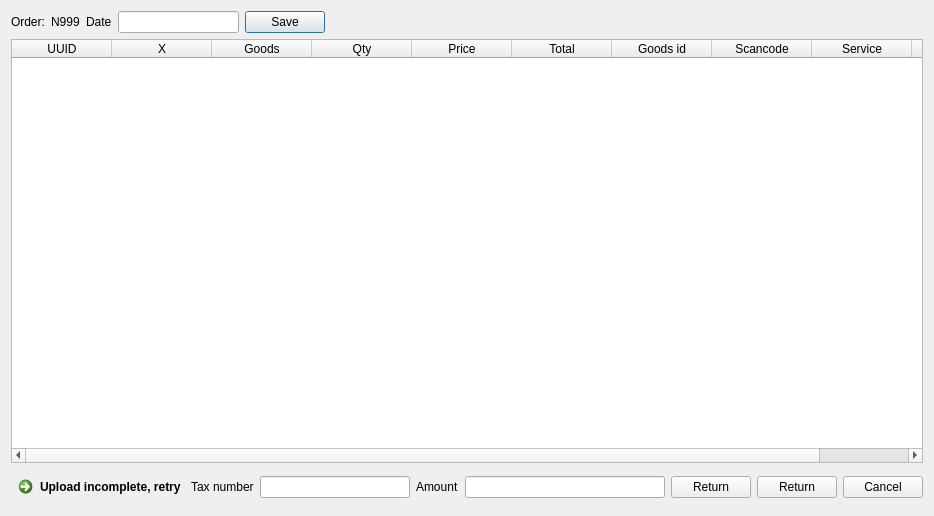
Above: Shop/vieworder.ui from End1-1/Cafe5 before the change. Below: the same form after it.
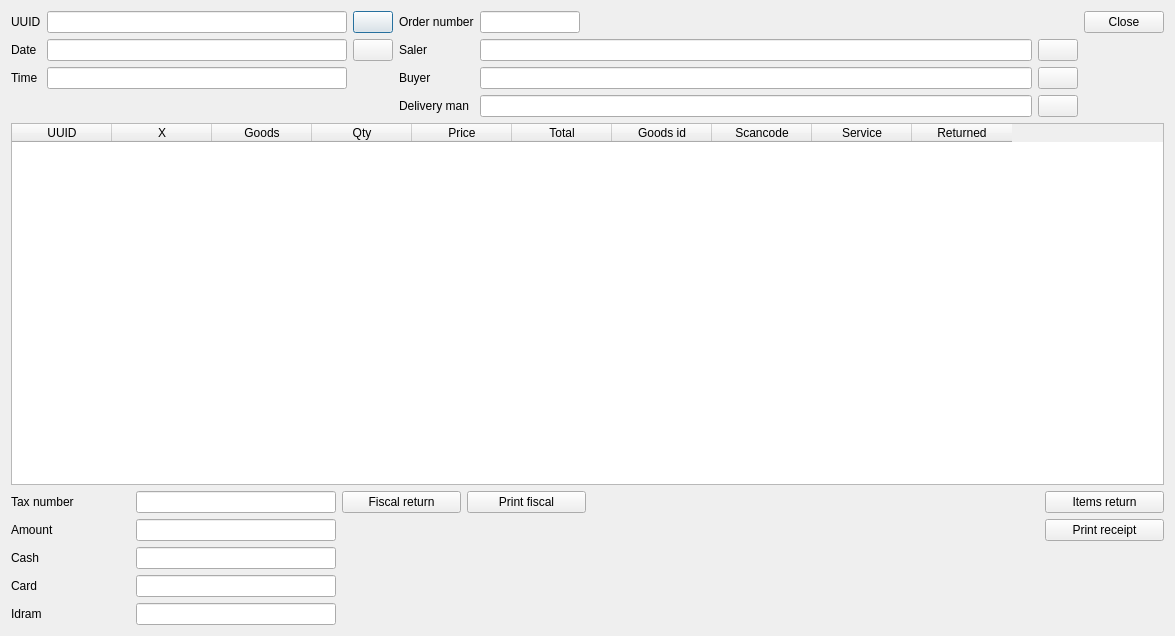
That is the form after the change. Icons and pictures are not drawn. Custom widgets are drawn as their Qt base class.

Diff of the .ui file:
```diff
--- a/Shop/vieworder.ui
+++ b/Shop/vieworder.ui
@@ -6,8 +6,8 @@
    <rect>
     <x>0</x>
     <y>0</y>
-    <width>885</width>
-    <height>516</height>
+    <width>1175</width>
+    <height>636</height>
    </rect>
   </property>
   <property name="windowTitle">
@@ -16,7 +16,7 @@
   <layout class="QVBoxLayout" name="verticalLayout">
    <item>
     <widget class="QWidget" name="widget_2" native="true">
-     <layout class="QHBoxLayout" name="horizontalLayout_2">
+     <layout class="QGridLayout" name="gridLayout_2">
       <property name="leftMargin">
        <number>0</number>
       </property>
@@ -29,49 +29,214 @@
       <property name="bottomMargin">
        <number>0</number>
       </property>
-      <item>
+      <item row="2" column="3">
+       <widget class="QLabel" name="label_12">
+        <property name="text">
+         <string>Buyer</string>
+        </property>
+       </widget>
+      </item>
+      <item row="0" column="2">
+       <widget class="QPushButton" name="btnCopyUUID">
+        <property name="sizePolicy">
+         <sizepolicy hsizetype="Minimum" vsizetype="Minimum">
+          <horstretch>0</horstretch>
+          <verstretch>0</verstretch>
+         </sizepolicy>
+        </property>
+        <property name="text">
+         <string/>
+        </property>
+        <property name="icon">
+         <iconset resource="../resources/res.qrc">
+          <normaloff>:/copy.png</normaloff>:/copy.png</iconset>
+        </property>
+       </widget>
+      </item>
+      <item row="2" column="0">
+       <widget class="QLabel" name="label_5">
+        <property name="text">
+         <string>Time</string>
+        </property>
+       </widget>
+      </item>
+      <item row="3" column="3">
+       <widget class="QLabel" name="label_11">
+        <property name="text">
+         <string>Delivery man</string>
+        </property>
+       </widget>
+      </item>
+      <item row="0" column="3">
        <widget class="QLabel" name="label_4">
         <property name="text">
-         <string>Order:</string>
+         <string>Order number</string>
         </property>
        </widget>
       </item>
-      <item>
-       <widget class="QLabel" name="lbOrderNum">
+      <item row="1" column="3">
+       <widget class="QLabel" name="label_10">
         <property name="text">
-         <string>N999</string>
+         <string>Saler</string>
         </property>
        </widget>
       </item>
-      <item>
+      <item row="1" column="0">
        <widget class="QLabel" name="label_3">
         <property name="text">
          <string>Date</string>
         </property>
        </widget>
       </item>
-      <item>
+      <item row="0" column="1">
+       <widget class="C5LineEdit" name="leUUID">
+        <property name="minimumSize">
+         <size>
+          <width>300</width>
+          <height>0</height>
+         </size>
+        </property>
+        <property name="maximumSize">
+         <size>
+          <width>16777215</width>
+          <height>16777215</height>
+         </size>
+        </property>
+        <property name="readOnly">
+         <bool>true</bool>
+        </property>
+       </widget>
+      </item>
+      <item row="2" column="1">
+       <widget class="C5LineEdit" name="leTime">
+        <property name="sizePolicy">
+         <sizepolicy hsizetype="Expanding" vsizetype="Fixed">
+          <horstretch>0</horstretch>
+          <verstretch>0</verstretch>
+         </sizepolicy>
+        </property>
+        <property name="maximumSize">
+         <size>
+          <width>16777215</width>
+          <height>16777215</height>
+         </size>
+        </property>
+        <property name="readOnly">
+         <bool>true</bool>
+        </property>
+       </widget>
+      </item>
+      <item row="1" column="1">
        <widget class="C5DateEdit" name="leDate">
+        <property name="sizePolicy">
+         <sizepolicy hsizetype="Expanding" vsizetype="Fixed">
+          <horstretch>0</horstretch>
+          <verstretch>0</verstretch>
+         </sizepolicy>
+        </property>
+        <property name="maximumSize">
+         <size>
+          <width>16777215</width>
+          <height>16777215</height>
+         </size>
+        </property>
+        <property name="readOnly">
+         <bool>true</bool>
+        </property>
+       </widget>
+      </item>
+      <item row="0" column="0">
+       <widget class="QLabel" name="label_6">
+        <property name="text">
+         <string>UUID</string>
+        </property>
+       </widget>
+      </item>
+      <item row="0" column="4">
+       <widget class="C5LineEdit" name="leOrderNum">
+        <property name="minimumSize">
+         <size>
+          <width>100</width>
+          <height>0</height>
+         </size>
+        </property>
         <property name="maximumSize">
          <size>
           <width>150</width>
           <height>16777215</height>
          </size>
         </property>
+        <property name="readOnly">
+         <bool>true</bool>
+        </property>
        </widget>
       </item>
-      <item>
-       <widget class="QPushButton" name="btnSave">
+      <item row="1" column="7">
+       <widget class="QPushButton" name="btnEditSaler">
+        <property name="sizePolicy">
+         <sizepolicy hsizetype="Minimum" vsizetype="Minimum">
+          <horstretch>0</horstretch>
+          <verstretch>0</verstretch>
+         </sizepolicy>
+        </property>
         <property name="text">
-         <string>Save</string>
+         <string/>
         </property>
+        <property name="icon">
+         <iconset resource="../resources/res.qrc">
+          <normaloff>:/edit.png</normaloff>:/edit.png</iconset>
+        </property>
        </widget>
       </item>
-      <item>
+      <item row="0" column="8">
+       <widget class="QPushButton" name="btnClose">
+        <property name="text">
+         <string>Close</string>
+        </property>
+       </widget>
+      </item>
+      <item row="2" column="7">
+       <widget class="QPushButton" name="btnEditBuyer">
+        <property name="sizePolicy">
+         <sizepolicy hsizetype="Minimum" vsizetype="Minimum">
+          <horstretch>0</horstretch>
+          <verstretch>0</verstretch>
+         </sizepolicy>
+        </property>
+        <property name="text">
+         <string/>
+        </property>
+        <property name="icon">
+         <iconset resource="../resources/res.qrc">
+          <normaloff>:/edit.png</normaloff>:/edit.png</iconset>
+        </property>
+       </widget>
+      </item>
+      <item row="3" column="7">
+       <widget class="QPushButton" name="btnEditDeliveryMan">
+        <property name="sizePolicy">
+         <sizepolicy hsizetype="Minimum" vsizetype="Minimum">
+          <horstretch>0</horstretch>
+          <verstretch>0</verstretch>
+         </sizepolicy>
+        </property>
+        <property name="text">
+         <string/>
+        </property>
+        <property name="icon">
+         <iconset resource="../resources/res.qrc">
+          <normaloff>:/edit.png</normaloff>:/edit.png</iconset>
+        </property>
+       </widget>
+      </item>
+      <item row="0" column="6">
        <spacer name="horizontalSpacer_2">
         <property name="orientation">
          <enum>Qt::Horizontal</enum>
         </property>
+        <property name="sizeType">
+         <enum>QSizePolicy::Preferred</enum>
+        </property>
         <property name="sizeHint" stdset="0">
          <size>
           <width>598</width>
@@ -80,11 +245,49 @@
         </property>
        </spacer>
       </item>
+      <item row="1" column="4" colspan="3">
+       <widget class="QLineEdit" name="leSaler">
+        <property name="readOnly">
+         <bool>true</bool>
+        </property>
+       </widget>
+      </item>
+      <item row="2" column="4" colspan="3">
+       <widget class="QLineEdit" name="leBuyer">
+        <property name="readOnly">
+         <bool>true</bool>
+        </property>
+       </widget>
+      </item>
+      <item row="3" column="4" colspan="3">
+       <widget class="QLineEdit" name="leDeliveryMan">
+        <property name="readOnly">
+         <bool>true</bool>
+        </property>
+       </widget>
+      </item>
+      <item row="1" column="2">
+       <widget class="QPushButton" name="btnEditDate">
+        <property name="sizePolicy">
+         <sizepolicy hsizetype="Minimum" vsizetype="Minimum">
+          <horstretch>0</horstretch>
+          <verstretch>0</verstretch>
+         </sizepolicy>
+        </property>
+        <property name="text">
+         <string/>
+        </property>
+        <property name="icon">
+         <iconset resource="../resources/res.qrc">
+          <normaloff>:/edit.png</normaloff>:/edit.png</iconset>
+        </property>
+       </widget>
+      </item>
      </layout>
     </widget>
    </item>
    <item>
-    <widget class="C5TableWidget" name="tbl">
+    <widget class="C5ClearTableWidget" name="tbl">
      <property name="editTriggers">
       <set>QAbstractItemView::NoEditTriggers</set>
      </property>
@@ -142,7 +345,7 @@
    </item>
    <item>
     <widget class="QWidget" name="widget" native="true">
-     <layout class="QHBoxLayout" name="horizontalLayout">
+     <layout class="QGridLayout" name="gridLayout">
       <property name="leftMargin">
        <number>0</number>
       </property>
@@ -155,41 +358,36 @@
       <property name="bottomMargin">
        <number>0</number>
       </property>
-      <item>
-       <widget class="QCommandLinkButton" name="btnRetryUpload">
-        <property name="styleSheet">
-         <string notr="true">QCommandLinkButton {
-background-color:rgb(255, 208, 202);
-}
-</string>
+      <item row="2" column="0">
+       <widget class="QLabel" name="label_7">
+        <property name="sizePolicy">
+         <sizepolicy hsizetype="Minimum" vsizetype="Preferred">
+          <horstretch>0</horstretch>
+          <verstretch>0</verstretch>
+         </sizepolicy>
         </property>
         <property name="text">
-         <string>Upload incomplete, retry</string>
+         <string>Cash</string>
         </property>
-        <property name="icon">
-         <iconset resource="../resources/res.qrc">
-          <normaloff>:/refresh.png</normaloff>:/refresh.png</iconset>
-        </property>
        </widget>
       </item>
-      <item>
-       <widget class="QLabel" name="label_2">
-        <property name="text">
-         <string>Tax number</string>
-        </property>
-       </widget>
-      </item>
-      <item>
+      <item row="0" column="1">
        <widget class="C5LineEdit" name="leTaxNumber">
+        <property name="sizePolicy">
+         <sizepolicy hsizetype="Minimum" vsizetype="Fixed">
+          <horstretch>0</horstretch>
+          <verstretch>0</verstretch>
+         </sizepolicy>
+        </property>
         <property name="minimumSize">
          <size>
-          <width>150</width>
+          <width>0</width>
           <height>0</height>
          </size>
         </property>
         <property name="maximumSize">
          <size>
-          <width>150</width>
+          <width>16777215</width>
           <height>16777215</height>
          </size>
         </property>
@@ -198,37 +396,124 @@
         </property>
        </widget>
       </item>
-      <item>
+      <item row="0" column="3">
+       <widget class="QPushButton" name="btnPrintFiscal">
+        <property name="text">
+         <string>Print fiscal</string>
+        </property>
+       </widget>
+      </item>
+      <item row="0" column="2">
+       <widget class="QPushButton" name="btnTaxReturn">
+        <property name="text">
+         <string>Fiscal return</string>
+        </property>
+       </widget>
+      </item>
+      <item row="4" column="0">
+       <widget class="QLabel" name="label_8">
+        <property name="sizePolicy">
+         <sizepolicy hsizetype="Minimum" vsizetype="Preferred">
+          <horstretch>0</horstretch>
+          <verstretch>0</verstretch>
+         </sizepolicy>
+        </property>
+        <property name="text">
+         <string>Card</string>
+        </property>
+       </widget>
+      </item>
+      <item row="2" column="1">
+       <widget class="C5LineEdit" name="leCash">
+        <property name="sizePolicy">
+         <sizepolicy hsizetype="Minimum" vsizetype="Fixed">
+          <horstretch>0</horstretch>
+          <verstretch>0</verstretch>
+         </sizepolicy>
+        </property>
+        <property name="minimumSize">
+         <size>
+          <width>200</width>
+          <height>0</height>
+         </size>
+        </property>
+        <property name="maximumSize">
+         <size>
+          <width>16777215</width>
+          <height>16777215</height>
+         </size>
+        </property>
+        <property name="readOnly">
+         <bool>true</bool>
+        </property>
+       </widget>
+      </item>
+      <item row="4" column="1">
+       <widget class="C5LineEdit" name="leCard">
+        <property name="sizePolicy">
+         <sizepolicy hsizetype="Minimum" vsizetype="Fixed">
+          <horstretch>0</horstretch>
+          <verstretch>0</verstretch>
+         </sizepolicy>
+        </property>
+        <property name="minimumSize">
+         <size>
+          <width>200</width>
+          <height>0</height>
+         </size>
+        </property>
+        <property name="maximumSize">
+         <size>
+          <width>16777215</width>
+          <height>16777215</height>
+         </size>
+        </property>
+        <property name="readOnly">
+         <bool>true</bool>
+        </property>
+       </widget>
+      </item>
+      <item row="0" column="5">
+       <widget class="QPushButton" name="btnReturn">
+        <property name="text">
+         <string>Items return</string>
+        </property>
+       </widget>
+      </item>
+      <item row="1" column="0">
        <widget class="QLabel" name="label">
+        <property name="sizePolicy">
+         <sizepolicy hsizetype="Minimum" vsizetype="Preferred">
+          <horstretch>0</horstretch>
+          <verstretch>0</verstretch>
+         </sizepolicy>
+        </property>
         <property name="text">
          <string>Amount</string>
         </property>
        </widget>
       </item>
-      <item>
-       <widget class="C5LineEdit" name="leAmount">
-        <property name="minimumSize">
-         <size>
-          <width>200</width>
-          <height>0</height>
-         </size>
+      <item row="0" column="0">
+       <widget class="QLabel" name="label_2">
+        <property name="sizePolicy">
+         <sizepolicy hsizetype="Minimum" vsizetype="Preferred">
+          <horstretch>0</horstretch>
+          <verstretch>0</verstretch>
+         </sizepolicy>
         </property>
-        <property name="maximumSize">
-         <size>
-          <width>200</width>
-          <height>16777215</height>
-         </size>
-        </property>
-        <property name="readOnly">
-         <bool>true</bool>
+        <property name="text">
+         <string>Tax number</string>
         </property>
        </widget>
       </item>
-      <item>
+      <item row="0" column="4">
        <spacer name="horizontalSpacer">
         <property name="orientation">
          <enum>Qt::Horizontal</enum>
         </property>
+        <property name="sizeType">
+         <enum>QSizePolicy::Maximum</enum>
+        </property>
         <property name="sizeHint" stdset="0">
          <size>
           <width>453</width>
@@ -237,24 +522,73 @@
         </property>
        </spacer>
       </item>
-      <item>
-       <widget class="QPushButton" name="btnTaxReturn">
-        <property name="text">
-         <string>Return</string>
+      <item row="1" column="1">
+       <widget class="C5LineEdit" name="leAmount">
+        <property name="sizePolicy">
+         <sizepolicy hsizetype="Minimum" vsizetype="Fixed">
+          <horstretch>0</horstretch>
+          <verstretch>0</verstretch>
+         </sizepolicy>
         </property>
+        <property name="minimumSize">
+         <size>
+          <width>200</width>
+          <height>0</height>
+         </size>
+        </property>
+        <property name="maximumSize">
+         <size>
+          <width>16777215</width>
+          <height>16777215</height>
+         </size>
+        </property>
+        <property name="readOnly">
+         <bool>true</bool>
+        </property>
        </widget>
       </item>
-      <item>
-       <widget class="QPushButton" name="btnReturn">
+      <item row="5" column="1">
+       <widget class="C5LineEdit" name="leIdram">
+        <property name="sizePolicy">
+         <sizepolicy hsizetype="Minimum" vsizetype="Fixed">
+          <horstretch>0</horstretch>
+          <verstretch>0</verstretch>
+         </sizepolicy>
+        </property>
+        <property name="minimumSize">
+         <size>
+          <width>200</width>
+          <height>0</height>
+         </size>
+        </property>
+        <property name="maximumSize">
+         <size>
+          <width>16777215</width>
+          <height>16777215</height>
+         </size>
+        </property>
+        <property name="readOnly">
+         <bool>true</bool>
+        </property>
+       </widget>
+      </item>
+      <item row="5" column="0">
+       <widget class="QLabel" name="label_9">
+        <property name="sizePolicy">
+         <sizepolicy hsizetype="Minimum" vsizetype="Preferred">
+          <horstretch>0</horstretch>
+          <verstretch>0</verstretch>
+         </sizepolicy>
+        </property>
         <property name="text">
-         <string>Return</string>
+         <string>Idram</string>
         </property>
        </widget>
       </item>
-      <item>
-       <widget class="QPushButton" name="pushButton_2">
+      <item row="1" column="5">
+       <widget class="QPushButton" name="btnPrintReceipt">
         <property name="text">
-         <string>Cancel</string>
+         <string>Print receipt</string>
         </property>
        </widget>
       </item>
@@ -264,11 +598,6 @@
   </layout>
  </widget>
  <customwidgets>
-  <customwidget>
-   <class>C5TableWidget</class>
-   <extends>QTableWidget</extends>
-   <header location="global">c5tablewidget.h</header>
-  </customwidget>
   <customwidget>
    <class>C5LineEdit</class>
    <extends>QLineEdit</extends>
@@ -279,6 +608,11 @@
    <extends>QLineEdit</extends>
    <header location="global">c5dateedit.h</header>
   </customwidget>
+  <customwidget>
+   <class>C5ClearTableWidget</class>
+   <extends>QTableWidget</extends>
+   <header location="global">c5cleartablewidget.h</header>
+  </customwidget>
  </customwidgets>
  <resources>
   <include location="../resources/res.qrc"/>
```
